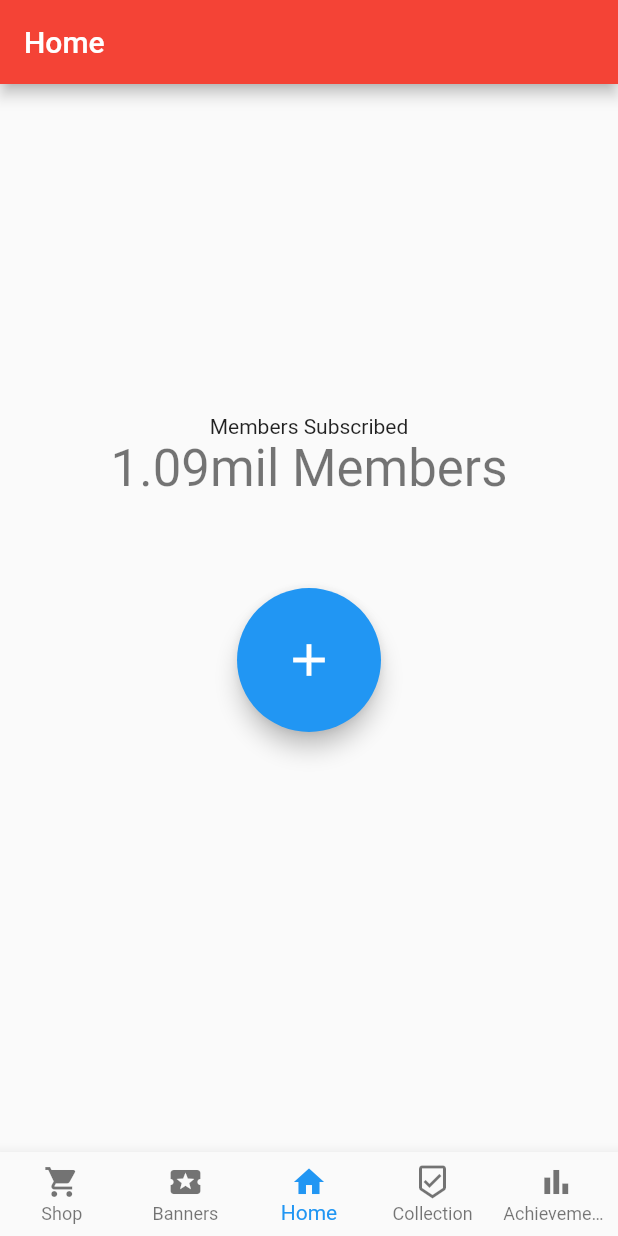
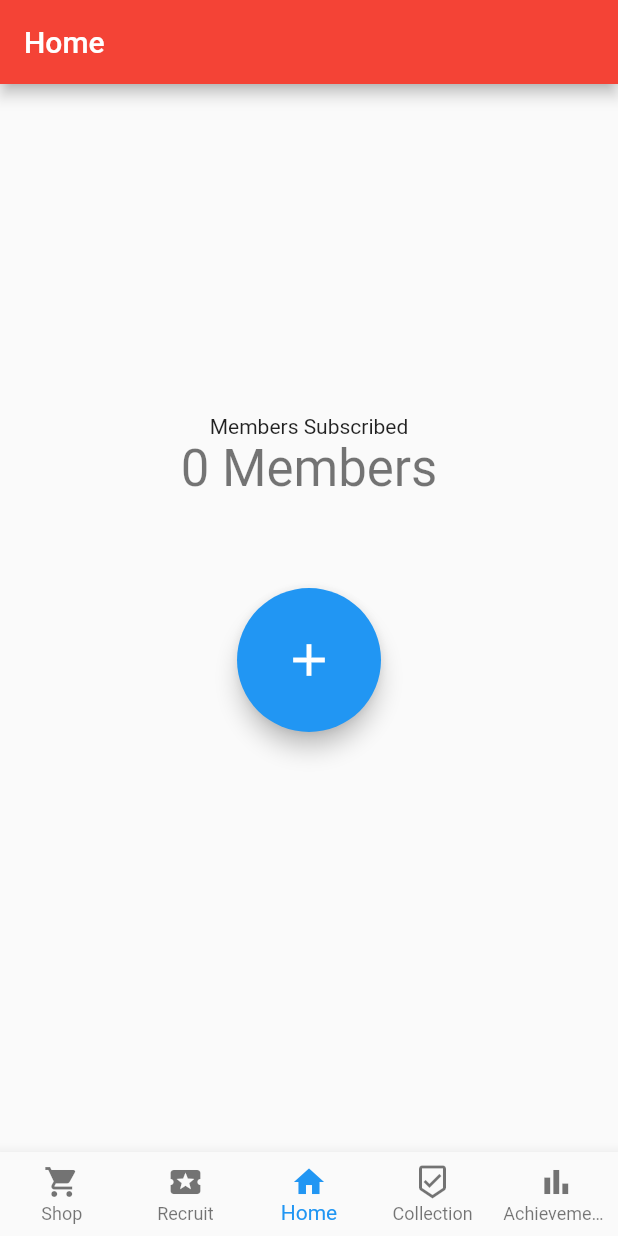
Before and after one commit to GlitchAmbush/mobile_proj, a Flutter app: the screen it shows after launch, after a tap on "Play", after a tap on the "add" icon, on a phone screen of 412 x 824 dp. Run offline on Flutter 3.47's test engine with Material 2 defaults, Android fonts, the phone set to English and light mode, and no system bars.

Commit message:
Data persistent via Nav. Clicker does not update display however

```diff
--- a/lib/nav/navigation.dart
+++ b/lib/nav/navigation.dart
@@ -15,13 +15,13 @@ class Navigation extends StatefulWidget {
 
 class _NavigationState extends State<Navigation> {
   int _selectedIndex = 2;
-  final List<Widget> _children = [
-    const ShopPage(),
-    const BannerPage(),
-    const MainGame(),
-    const CollectionPage(),
-    const AchievementsPage()
-  ];
+  int _count = 0;
+
+  void _incrementCounter() {
+    setState(() {
+      _count++;
+    });
+  }
 
   void _onItemTapped(int index) {
     setState(
@@ -30,6 +30,17 @@ class _NavigationState extends State<Navigation> {
       },
     );
   }
+
+  late final List<Widget> _children = [
+    const ShopPage(),
+    const BannerPage(),
+    MainGame(
+      update: _incrementCounter,
+      count: _count,
+    ),
+    const CollectionPage(),
+    const AchievementsPage()
+  ];
 
   @override
   Widget build(BuildContext context) {
@@ -41,7 +52,7 @@ class _NavigationState extends State<Navigation> {
           BottomNavigationBarItem(
               icon: Icon(Icons.shopping_cart), label: 'Shop'),
           BottomNavigationBarItem(
-              icon: Icon(Icons.local_play), label: 'Banners'),
+              icon: Icon(Icons.local_play), label: 'Recruit'),
           BottomNavigationBarItem(icon: Icon(Icons.home), label: 'Home'),
           BottomNavigationBarItem(
               icon: Icon(Icons.beenhere_outlined), label: 'Collection'),
--- a/lib/screens/banner_page.dart
+++ b/lib/screens/banner_page.dart
@@ -13,8 +13,9 @@ class _BannerPageState extends State<BannerPage> {
   @override
   Widget build(BuildContext context) {
     return Scaffold(
-        appBar:
-            AppBar(backgroundColor: Colors.green, title: const Text('Banners')),
+        appBar: AppBar(
+            backgroundColor: Colors.green,
+            title: const Text('Recruit Banners')),
         body: ListView.builder(
             controller: _firstController,
             itemCount: 6,
--- a/lib/screens/main_game.dart
+++ b/lib/screens/main_game.dart
@@ -1,7 +1,10 @@
 import 'package:flutter/material.dart';
 
 class MainGame extends StatefulWidget {
-  const MainGame({super.key});
+  final Function() update;
+  final int count;
+
+  const MainGame({super.key, required this.update, required this.count});
 
   @override
   State<MainGame> createState() => _MainGameState();
@@ -10,12 +13,6 @@ class MainGame extends StatefulWidget {
 class _MainGameState extends State<MainGame> {
   @override
   Widget build(BuildContext context) {
-    int counter = 0;
-
-    void incrementCounter() {
-      setState(() => counter++);
-    }
-
     return Scaffold(
         appBar: AppBar(backgroundColor: Colors.red, title: const Text('Home')),
         body: Center(
@@ -25,13 +22,13 @@ class _MainGameState extends State<MainGame> {
             children: [
               const Text('Members Subscribed'),
               Text(
-                '1.09mil Members',
+                '${widget.count} Members',
                 style: Theme.of(context).textTheme.headlineMedium,
               ),
               Padding(
                 padding: const EdgeInsets.all(60.0),
                 child: FloatingActionButton.large(
-                    onPressed: incrementCounter,
+                    onPressed: () => widget.update,
                     tooltip: 'Gain Members!',
                     child: const Icon(Icons.add)),
               )
```
